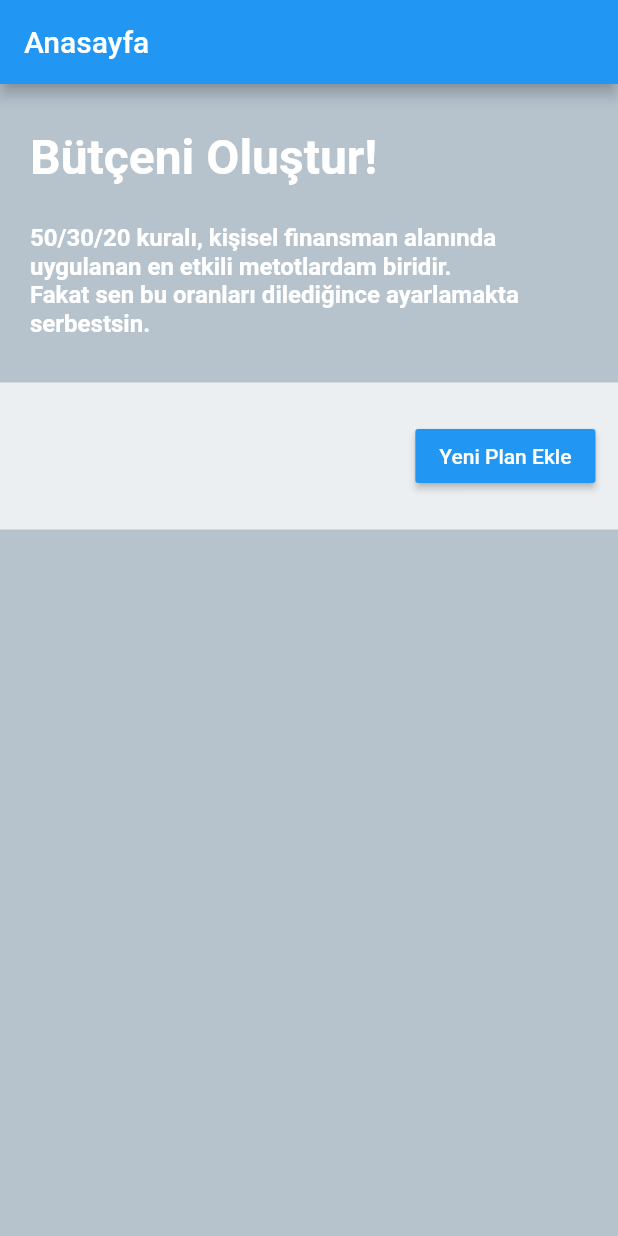
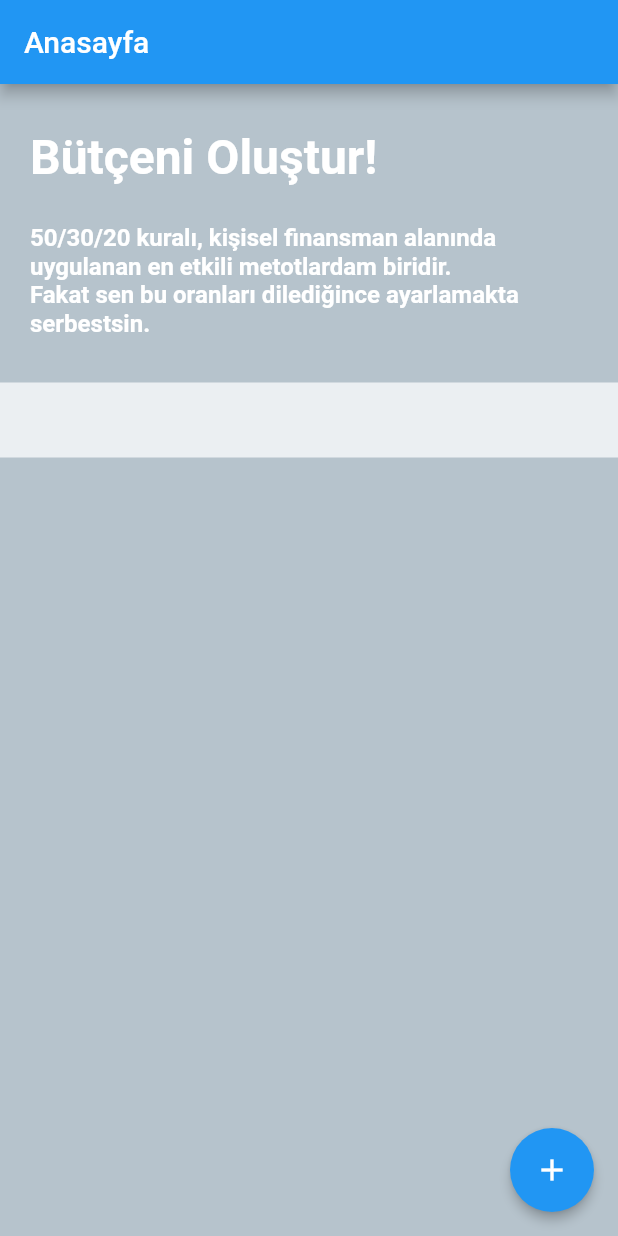
Before and after one commit to JohnCut/budged_app, a Flutter app: the screen it shows after launch, on a phone screen of 412 x 824 dp. Run offline on Flutter 3.47's test engine with Material 2 defaults, Android fonts, the phone set to English and light mode, and no system bars; our stand-ins replace sqflite; accounts and stored records are empty.

Commit message:
Some UI changes.

```diff
--- a/lib/homepage.dart
+++ b/lib/homepage.dart
@@ -41,6 +41,17 @@ class _HomepageState extends State<Homepage> {
         appBar: AppBar(
           title: Text('Anasayfa'),
         ),
+        floatingActionButton: FloatingActionButton(
+            elevation: 3.0,
+            child: Icon(
+              Icons.add,
+              color: Colors.white,
+            ),
+            backgroundColor: Colors.blue,
+            onPressed: () {
+              Navigator.push(
+                  context, MaterialPageRoute(builder: (context) => NewPlan()));
+            }),
         body: Container(
           child: Column(
             children: <Widget>[
@@ -146,17 +157,6 @@ class _HomepageState extends State<Homepage> {
                           return CircularProgressIndicator();
                         },
                       ),
-                      RaisedButton(
-                        color: Colors.blue,
-                        textColor: Colors.white,
-                        onPressed: () {
-                          Navigator.push(
-                              context,
-                              MaterialPageRoute(
-                                  builder: (context) => NewPlan()));
-                        },
-                        child: Text('Yeni Plan Ekle'),
-                      ),
                     ]),
               ),
             ],
```
Also changed, not shown: lib/budgetplan.dart (+23 -4 lines), lib/newplan.dart (+25 -10 lines).
